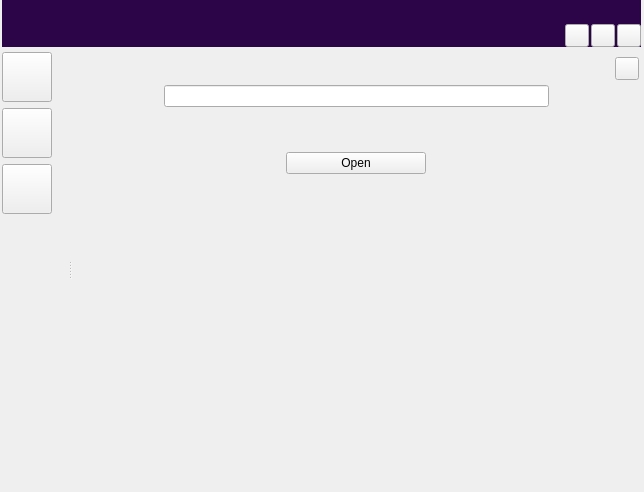
Above: ui/home_view.ui from zkovari/plotlyst before the change. Below: the same form after it.
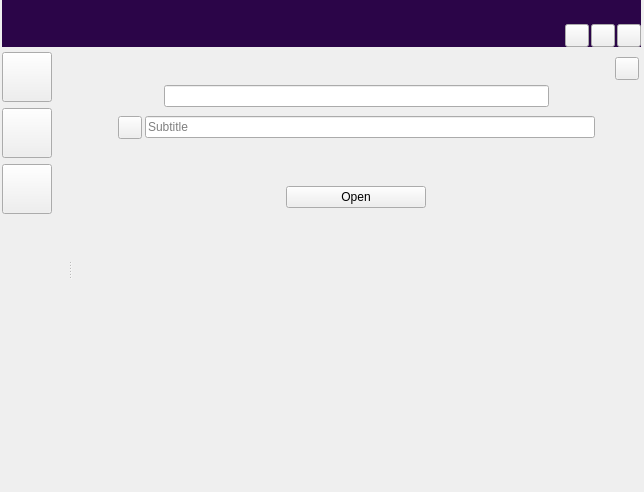
That is the form after the change. The open tabs and pages were chosen to show the change.

```diff
--- a/ui/home_view.ui
+++ b/ui/home_view.ui
@@ -512,6 +512,106 @@
                    </layout>
                   </widget>
                  </item>
+                 <item>
+                  <widget class="QWidget" name="wdgAttributesParent" native="true">
+                   <layout class="QHBoxLayout" name="horizontalLayout_6">
+                    <property name="spacing">
+                     <number>3</number>
+                    </property>
+                    <property name="leftMargin">
+                     <number>2</number>
+                    </property>
+                    <property name="topMargin">
+                     <number>2</number>
+                    </property>
+                    <property name="rightMargin">
+                     <number>2</number>
+                    </property>
+                    <property name="bottomMargin">
+                     <number>2</number>
+                    </property>
+                    <item>
+                     <spacer name="horizontalSpacer_4">
+                      <property name="orientation">
+                       <enum>Qt::Horizontal</enum>
+                      </property>
+                      <property name="sizeType">
+                       <enum>QSizePolicy::Fixed</enum>
+                      </property>
+                      <property name="sizeHint" stdset="0">
+                       <size>
+                        <width>40</width>
+                        <height>20</height>
+                       </size>
+                      </property>
+                     </spacer>
+                    </item>
+                    <item>
+                     <widget class="QWidget" name="wdgSubtitleParent" native="true">
+                      <property name="maximumSize">
+                       <size>
+                        <width>1000</width>
+                        <height>16777215</height>
+                       </size>
+                      </property>
+                      <layout class="QHBoxLayout" name="horizontalLayout_7">
+                       <property name="spacing">
+                        <number>3</number>
+                       </property>
+                       <property name="leftMargin">
+                        <number>2</number>
+                       </property>
+                       <property name="topMargin">
+                        <number>2</number>
+                       </property>
+                       <property name="rightMargin">
+                        <number>2</number>
+                       </property>
+                       <property name="bottomMargin">
+                        <number>2</number>
+                       </property>
+                       <item>
+                        <widget class="QToolButton" name="iconSubtitle">
+                         <property name="text">
+                          <string/>
+                         </property>
+                        </widget>
+                       </item>
+                       <item>
+                        <widget class="QLineEdit" name="lineSubtitle">
+                         <property name="maximumSize">
+                          <size>
+                           <width>16777215</width>
+                           <height>16777215</height>
+                          </size>
+                         </property>
+                         <property name="placeholderText">
+                          <string>Subtitle</string>
+                         </property>
+                        </widget>
+                       </item>
+                      </layout>
+                     </widget>
+                    </item>
+                    <item>
+                     <spacer name="horizontalSpacer_5">
+                      <property name="orientation">
+                       <enum>Qt::Horizontal</enum>
+                      </property>
+                      <property name="sizeType">
+                       <enum>QSizePolicy::Fixed</enum>
+                      </property>
+                      <property name="sizeHint" stdset="0">
+                       <size>
+                        <width>40</width>
+                        <height>20</height>
+                       </size>
+                      </property>
+                     </spacer>
+                    </item>
+                   </layout>
+                  </widget>
+                 </item>
                  <item>
                   <spacer name="verticalSpacer_5">
                    <property name="orientation">
```
